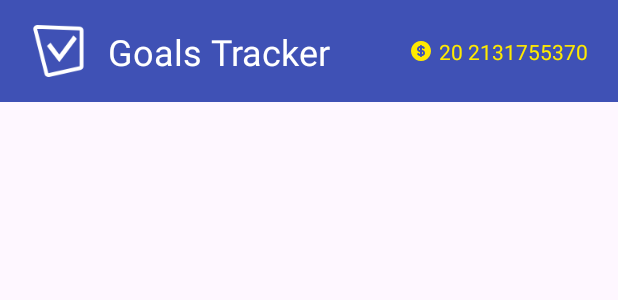
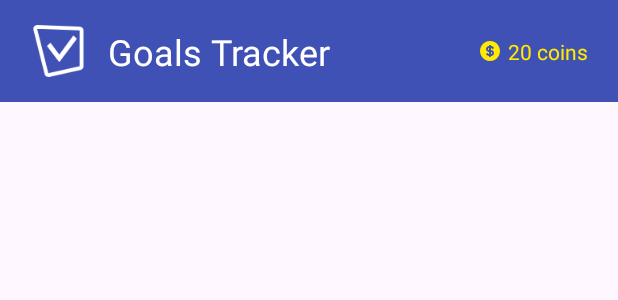
Before and after one commit to irwinarruda/goals_tracker, an Android app: the layout activity_main.xml on its own in the app's theme, with its tools: preview values and no code run, on a phone screen of 412 x 824 dp. Shown: the top 300 px of the screen. Run offline under Robolectric (Android 15) with nearby library versions, the phone set to English and light mode, and no system bars; Roboto replaces fonts that are not available here.

Commit message:
✨ adds some new functions

```diff
--- a/app/src/main/java/com/irwinarruda/goalstracker/AppBar.kt
+++ b/app/src/main/java/com/irwinarruda/goalstracker/AppBar.kt
@@ -3,7 +3,7 @@ package com.irwinarruda.goalstracker
 import android.content.Context
 import android.util.AttributeSet
 import android.view.LayoutInflater
-import android.widget.Toast
+import android.view.View
 import androidx.constraintlayout.widget.ConstraintLayout
 import com.irwinarruda.goalstracker.databinding.AppBarBinding
 
@@ -15,13 +15,14 @@ class AppBar @JvmOverloads constructor(context: Context, attrs: AttributeSet?, d
 
     init {
         setLayout(attrs)
-        binding.appbarCoin.setOnClickListener {
-            Toast.makeText(context, "Clicked", Toast.LENGTH_SHORT).show()
-        }
+    }
+
+    fun onCoins(cb: (view: View) -> Unit) {
+        binding.appbarCoin.setOnClickListener(cb)
     }
 
     fun setCoins(coins: Int) {
-        binding.appbarCoinText.text = "$coins ${R.string.coin_prefix}"
+        binding.appbarCoinText.text = "$coins ${context.getString(R.string.coin_prefix)}"
         this.coins = coins
     }
 
@@ -34,13 +35,15 @@ class AppBar @JvmOverloads constructor(context: Context, attrs: AttributeSet?, d
         attrs?.let { attributeSet ->
             val attributes = context.obtainStyledAttributes(attributeSet, R.styleable.AppBar)
             val attrTitle = attributes.getString(R.styleable.AppBar_title);
-            if (attrTitle != null) {
-                setTitle(attrTitle)
-            }
+            setTitle(attrTitle ?: "")
             val attrCoins = attributes.getInt(R.styleable.AppBar_coins, -1);
-            if (attrCoins != -1) {
-                setCoins(attrCoins)
-            }
+            setCoins(
+                if (attrCoins != -1) {
+                    attrCoins
+                } else {
+                    0
+                }
+            )
             attributes.recycle()
         }
     }
```
Also changed, not shown: app/src/main/java/com/irwinarruda/goalstracker/MainActivity.kt (+5 -3 lines).
